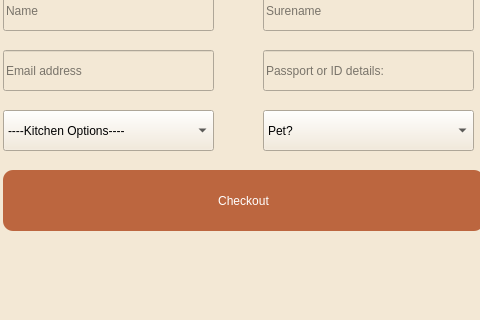
phakobyan/messages, file reserve.ui: the form before one commit; both pictures show x 117 to 597 and y 280 to 600 of the 756 by 600 pixel window.
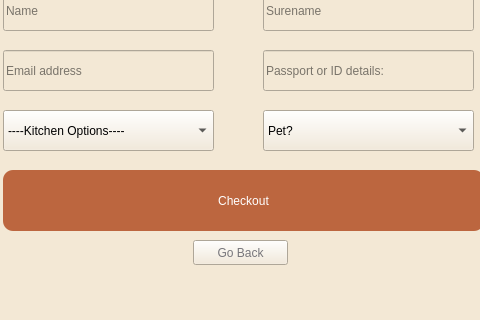
The form after the commit. Icons and pictures are not drawn.

Commit message: new logout button and some changes

Diff of the .ui file:
```diff
--- a/reserve.ui
+++ b/reserve.ui
@@ -283,6 +283,25 @@
      <string>Luxury Room - $250/night</string>
     </property>
    </widget>
+   <widget class="QPushButton" name="BackButton">
+    <property name="geometry">
+     <rect>
+      <x>310</x>
+      <y>520</y>
+      <width>95</width>
+      <height>25</height>
+     </rect>
+    </property>
+    <property name="cursor">
+     <cursorShape>PointingHandCursor</cursorShape>
+    </property>
+    <property name="styleSheet">
+     <string notr="true">color: rgb(119, 118, 123);</string>
+    </property>
+    <property name="text">
+     <string>Go Back</string>
+    </property>
+   </widget>
    <zorder>Surename_R</zorder>
    <zorder>Email_R</zorder>
    <zorder>Passport</zorder>
```
Left out of the diff: 1 changed line with no effect on the pictures. The commit also changes 8 other files.
